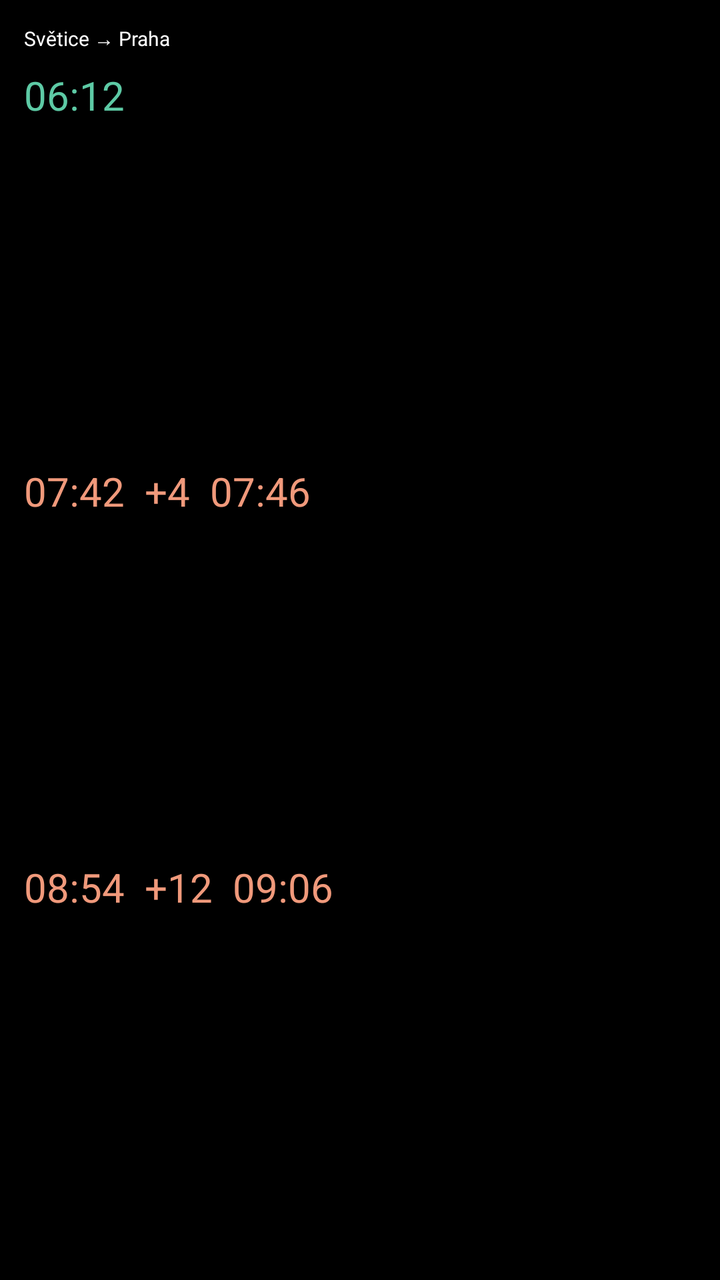
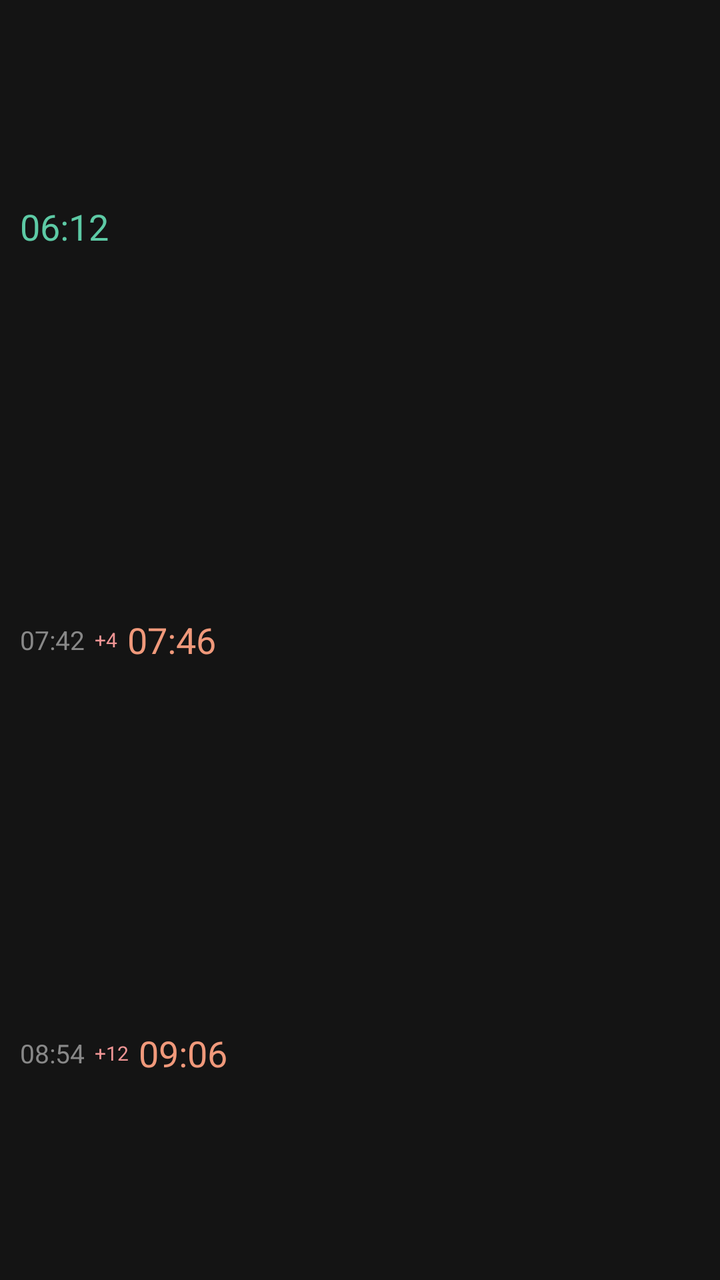

Two renders of the same Android screen: before a commit and after it. Below are the layout's source before the change and the commit's diff.
<!-- AndroidManifest.xml: application theme Theme.SveticeWidget -->
<!-- res/layout/widget_train.xml -->
<?xml version="1.0" encoding="utf-8"?>
<LinearLayout xmlns:android="http://schemas.android.com/apk/res/android"
    android:layout_width="match_parent"
    android:layout_height="match_parent"
    android:orientation="vertical"
    android:background="#FF000000"
    android:padding="12dp">

    <TextView
        android:layout_width="wrap_content"
        android:layout_height="wrap_content"
        android:text="Světice → Praha"
        android:textColor="#FFFFFFFF"
        android:textSize="10sp"
        android:layout_marginBottom="8dp" />

    <TextView
        android:layout_width="wrap_content"
        android:layout_height="0dp"
        android:layout_weight="1"
        android:text="06:12"
        android:textColor="#FF5DCAA5"
        android:textSize="20sp" />

    <TextView
        android:layout_width="wrap_content"
        android:layout_height="0dp"
        android:layout_weight="1"
        android:text="07:42  +4  07:46"
        android:textColor="#FFF0997B"
        android:textSize="20sp" />

    <TextView
        android:layout_width="wrap_content"
        android:layout_height="0dp"
        android:layout_weight="1"
        android:text="08:54  +12  09:06"
        android:textColor="#FFF0997B"
        android:textSize="20sp" />

</LinearLayout>
<!-- resources referenced by this layout -->
<resources>
  <style name="Theme.SveticeWidget" parent="Theme.AppCompat.DayNight.NoActionBar" />
</resources>

<!-- the commit's change to res/layout/widget_train.xml (unified diff, before → after) -->
@@ -3,39 +3,84 @@
     android:layout_width="match_parent"
     android:layout_height="match_parent"
     android:orientation="vertical"
-    android:background="#FF000000"
-    android:padding="12dp">
+    android:background="#FF141414"
+    android:padding="10dp">
 
-    <TextView
-        android:layout_width="wrap_content"
-        android:layout_height="wrap_content"
-        android:text="Světice → Praha"
-        android:textColor="#FFFFFFFF"
-        android:textSize="10sp"
-        android:layout_marginBottom="8dp" />
-
-    <TextView
-        android:layout_width="wrap_content"
+    <LinearLayout
+        android:layout_width="match_parent"
         android:layout_height="0dp"
         android:layout_weight="1"
-        android:text="06:12"
-        android:textColor="#FF5DCAA5"
-        android:textSize="20sp" />
+        android:orientation="horizontal"
+        android:gravity="center_vertical">
 
-    <TextView
-        android:layout_width="wrap_content"
+        <TextView
+            android:layout_width="wrap_content"
+            android:layout_height="wrap_content"
+            android:text="06:12"
+            android:textColor="#FF5DCAA5"
+            android:textSize="18sp" />
+    </LinearLayout>
+
+    <LinearLayout
+        android:layout_width="match_parent"
         android:layout_height="0dp"
         android:layout_weight="1"
-        android:text="07:42  +4  07:46"
-        android:textColor="#FFF0997B"
-        android:textSize="20sp" />
+        android:orientation="horizontal"
+        android:gravity="center_vertical">
 
-    <TextView
-        android:layout_width="wrap_content"
+        <TextView
+            android:layout_width="wrap_content"
+            android:layout_height="wrap_content"
+            android:text="07:42"
+            android:textColor="#FF888888"
+            android:textSize="13sp" />
+
+        <TextView
+            android:layout_width="wrap_content"
+            android:layout_height="wrap_content"
+            android:text="+4"
+            android:textColor="#FFF09595"
+            android:textSize="10sp"
+            android:layout_marginStart="5dp"
+            android:layout_marginEnd="5dp" />
+
+        <TextView
+            android:layout_width="wrap_content"
+            android:layout_height="wrap_content"
+            android:text="07:46"
+            android:textColor="#FFF0997B"
+            android:textSize="18sp" />
+    </LinearLayout>
+
+    <LinearLayout
+        android:layout_width="match_parent"
         android:layout_height="0dp"
         android:layout_weight="1"
-        android:text="08:54  +12  09:06"
-        android:textColor="#FFF0997B"
-        android:textSize="20sp" />
+        android:orientation="horizontal"
+        android:gravity="center_vertical">
+
+        <TextView
+            android:layout_width="wrap_content"
+            android:layout_height="wrap_content"
+            android:text="08:54"
+            android:textColor="#FF888888"
+            android:textSize="13sp" />
+
+        <TextView
+            android:layout_width="wrap_content"
+            android:layout_height="wrap_content"
+            android:text="+12"
+            android:textColor="#FFF09595"
+            android:textSize="10sp"
+            android:layout_marginStart="5dp"
+            android:layout_marginEnd="5dp" />
+
+        <TextView
+            android:layout_width="wrap_content"
+            android:layout_height="wrap_content"
+            android:text="09:06"
+            android:textColor="#FFF0997B"
+            android:textSize="18sp" />
+    </LinearLayout>
 
 </LinearLayout>
